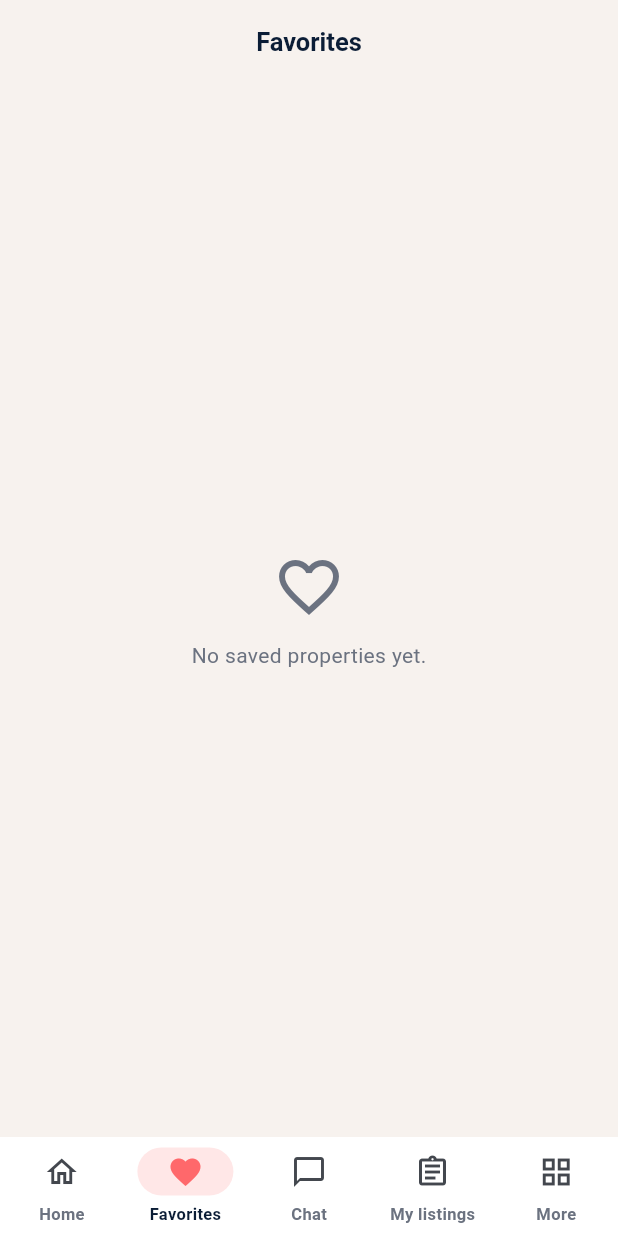
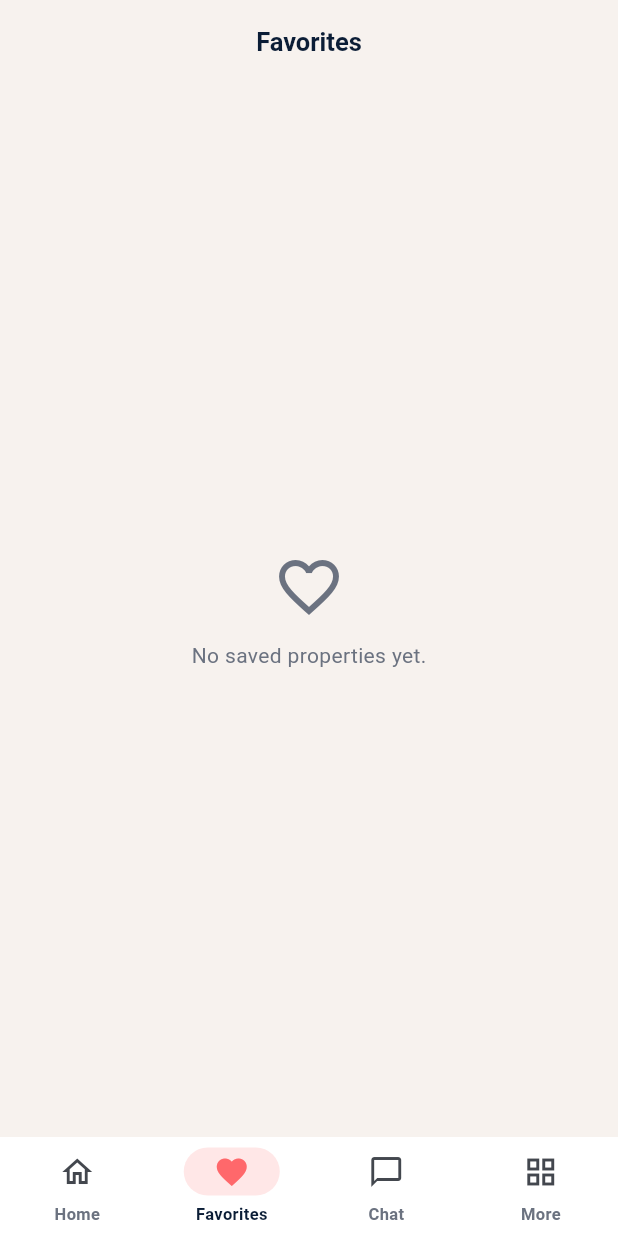
Before and after one commit to alialielkhayat246-a11y/Homzy, a Flutter app: the screen it shows once a user with an empty profile is signed in, item 2 of the bottom bar chosen, on a phone screen of 412 x 824 dp. Run offline on Flutter 3.47's test engine with Material 3 defaults, Android fonts, the phone set to English and light mode, and no system bars; our stand-ins replace flutter_map, google_fonts, image_picker, latlong2, shared_preferences, supabase_flutter; accounts and stored records are empty; network calls fail; Roboto replaces fonts that are missing (Cairo).

Commit message:
Role-based nav + bilingual smart search
- Regular users no longer see the "My listings" tab; brokers keep listing tools.
- Home/listing search now understands Arabic keywords (ايجار→rent, شقة→apartment,
  بيع/تمليك→sale …) with Arabic normalisation, so "ايجار" returns rentals.

Co-Authored-By: Claude Opus 4.8 <noreply@anthropic.com>

```diff
--- a/mobile/lib/screens/root_nav.dart
+++ b/mobile/lib/screens/root_nav.dart
@@ -2,6 +2,7 @@ import 'package:flutter/material.dart';
 
 import '../api.dart';
 import '../i18n.dart';
+import '../services/profile_service.dart';
 import '../theme.dart';
 import 'chat_screen.dart';
 import 'favorites_screen.dart';
@@ -9,8 +10,9 @@ import 'home_screen.dart';
 import 'more_screen.dart';
 import 'my_listings_screen.dart';
 
-/// App shell — the design's bottom navigation, plus the Homzy AI chat tab:
-/// Home / Favorites / Chat / My listings / More.
+/// App shell. Bottom nav adapts to the user's role:
+/// - broker: Home / Favorites / Chat / My listings / More
+/// - user:   Home / Favorites / Chat / More   (no listing tools)
 class RootNav extends StatefulWidget {
   const RootNav({super.key, this.initialHealth});
   final HealthInfo? initialHealth;
@@ -21,18 +23,54 @@ class RootNav extends StatefulWidget {
 
 class _RootNavState extends State<RootNav> {
   int _index = 0;
+  bool _isBroker = ProfileService.instance.isBroker;
 
-  void _goToChat() => setState(() => _index = 2);
+  @override
+  void initState() {
+    super.initState();
+    // Confirm the role (cachedRole may be null on a cold start).
+    ProfileService.instance.role().then((r) {
+      if (mounted) setState(() => _isBroker = r == 'broker');
+    });
+  }
+
+  void _goToChat() => setState(() => _index = _chatIndex);
+
+  int get _chatIndex => 2; // Home, Favorites, Chat, ...
 
   @override
   Widget build(BuildContext context) {
-    final pages = [
+    final pages = <Widget>[
       HomeScreen(initialHealth: widget.initialHealth, onStartChat: _goToChat),
       const FavoritesScreen(),
       const ChatScreen(),
-      const MyListingsScreen(),
+      if (_isBroker) const MyListingsScreen(),
       const MoreScreen(),
     ];
+    final destinations = <NavigationDestination>[
+      NavigationDestination(
+          icon: const Icon(Icons.home_outlined),
+          selectedIcon: const Icon(Icons.home, color: Brand.navy),
+          label: tr('nav_home')),
+      NavigationDestination(
+          icon: const Icon(Icons.favorite_border),
+          selectedIcon: const Icon(Icons.favorite, color: Brand.coral),
+          label: tr('nav_favorites')),
+      NavigationDestination(
+          icon: const Icon(Icons.chat_bubble_outline),
+          selectedIcon: const Icon(Icons.chat_bubble, color: Brand.navy),
+          label: tr('nav_chat')),
+      if (_isBroker)
+        NavigationDestination(
+            icon: const Icon(Icons.assignment_outlined),
+            selectedIcon: const Icon(Icons.assignment, color: Brand.navy),
+            label: tr('nav_listings')),
+      NavigationDestination(
+          icon: const Icon(Icons.grid_view_outlined),
+          selectedIcon: const Icon(Icons.grid_view, color: Brand.navy),
+          label: tr('nav_more')),
+    ];
+    if (_index >= pages.length) _index = pages.length - 1;
 
     return Scaffold(
       body: IndexedStack(index: _index, children: pages),
@@ -54,28 +92,7 @@ class _RootNavState extends State<RootNav> {
           height: 66,
           selectedIndex: _index,
           onDestinationSelected: (i) => setState(() => _index = i),
-          destinations: [
-            NavigationDestination(
-                icon: const Icon(Icons.home_outlined),
-                selectedIcon: const Icon(Icons.home, color: Brand.navy),
-                label: tr('nav_home')),
-            NavigationDestination(
-                icon: const Icon(Icons.favorite_border),
-                selectedIcon: const Icon(Icons.favorite, color: Brand.coral),
-                label: tr('nav_favorites')),
-            NavigationDestination(
-                icon: const Icon(Icons.chat_bubble_outline),
-                selectedIcon: const Icon(Icons.chat_bubble, color: Brand.navy),
-                label: tr('nav_chat')),
-            NavigationDestination(
-                icon: const Icon(Icons.assignment_outlined),
-                selectedIcon: const Icon(Icons.assignment, color: Brand.navy),
-                label: tr('nav_listings')),
-            NavigationDestination(
-                icon: const Icon(Icons.grid_view_outlined),
-                selectedIcon: const Icon(Icons.grid_view, color: Brand.navy),
-                label: tr('nav_more')),
-          ],
+          destinations: destinations,
         ),
       ),
     );
```
Also changed, not shown: mobile/lib/services/listing_service.dart (+60 -3 lines), mobile/lib/services/profile_service.dart (+16 -1 lines).
